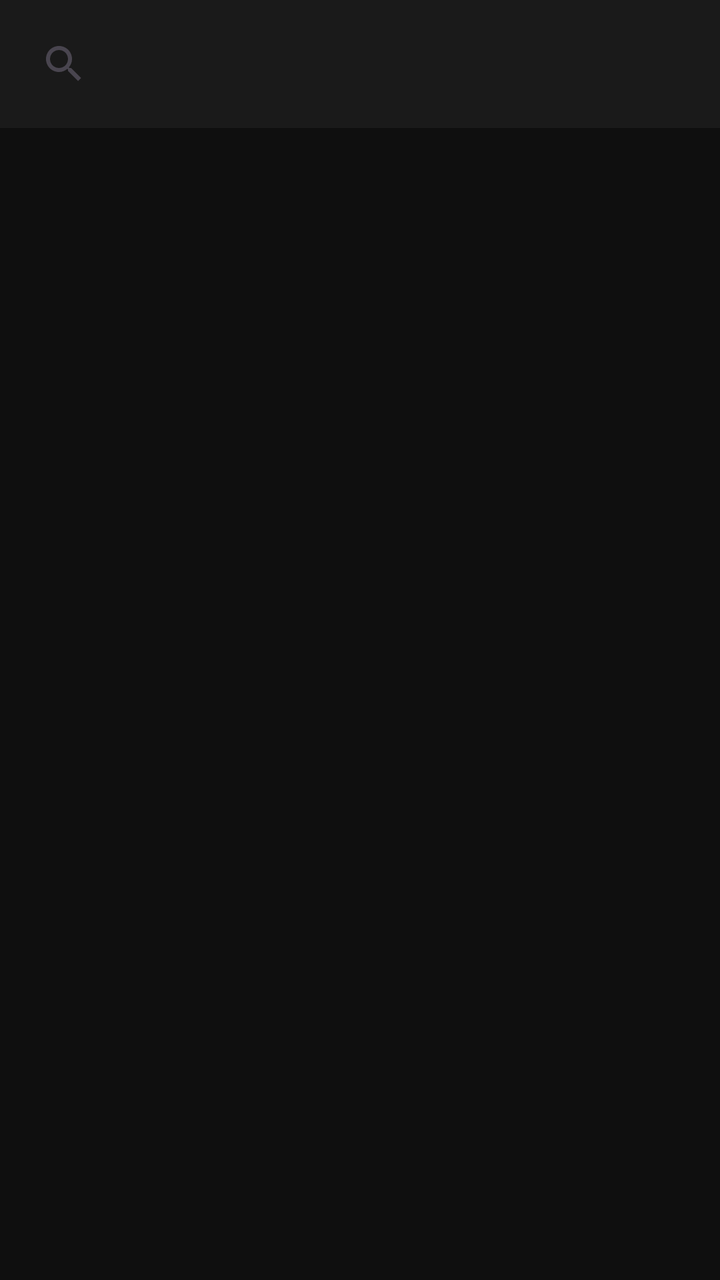
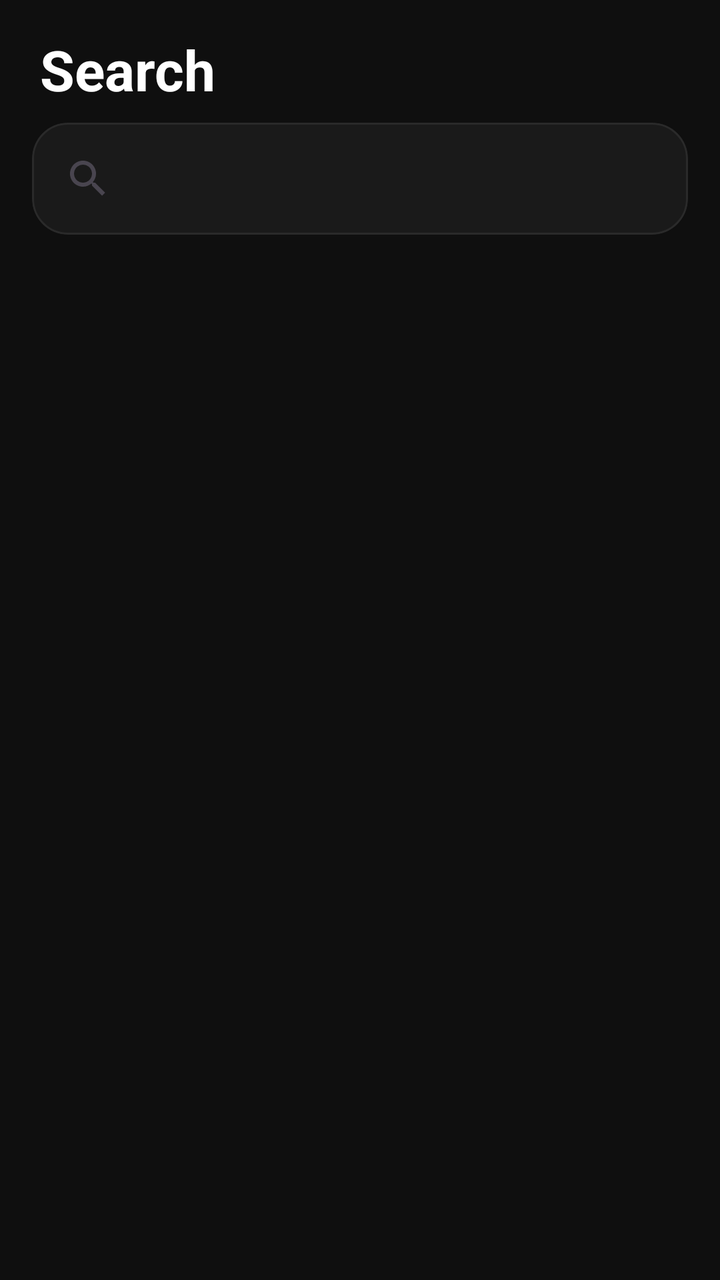

An Android layout rendered at two revisions. The XML below is the earlier revision; the diff shows what the commit changed to produce the second picture.
<!-- AndroidManifest.xml: application theme Theme.MovieTogether -->
<!-- res/layout/fragment_search.xml -->
<?xml version="1.0" encoding="utf-8"?>
<LinearLayout xmlns:android="http://schemas.android.com/apk/res/android"
    android:layout_width="match_parent"
    android:layout_height="match_parent"
    android:orientation="vertical"
    android:background="@color/background_dark">

    <androidx.appcompat.widget.SearchView
        android:id="@+id/searchView"
        android:layout_width="match_parent"
        android:layout_height="wrap_content"
        android:queryHint="@string/search_hint"
        android:iconifiedByDefault="false"
        android:background="@color/surface_dark"
        android:padding="8dp"
        android:theme="@style/ThemeOverlay.MovieTogether.SearchView"/>

    <FrameLayout
        android:layout_width="match_parent"
        android:layout_height="0dp"
        android:layout_weight="1">

        <androidx.recyclerview.widget.RecyclerView
            android:id="@+id/rvResults"
            android:layout_width="match_parent"
            android:layout_height="match_parent"
            android:padding="8dp"
            android:clipToPadding="false" />

        <TextView
            android:id="@+id/tvEmpty"
            android:layout_width="wrap_content"
            android:layout_height="wrap_content"
            android:layout_gravity="center"
            android:text="@string/search_empty"
            android:textColor="@color/text_secondary"
            android:visibility="gone" />

        <ProgressBar
            android:id="@+id/progressBar"
            android:layout_width="wrap_content"
            android:layout_height="wrap_content"
            android:layout_gravity="center"
            android:visibility="gone" />
    </FrameLayout>
</LinearLayout>
<!-- resources referenced by this layout -->
<resources>
  <color name="background_dark">#FF0F0F0F</color>
  <color name="surface_dark">#FF1A1A1A</color>
  <color name="text_secondary">#FFB3B3B3</color>
  <string name="search_empty">Nothing found</string>
  <string name="search_hint">Search movies…</string>
  <style name="ThemeOverlay.MovieTogether.SearchView" parent="Widget.AppCompat.SearchView">
          <item name="android:editTextColor">@color/text_primary</item>
          <item name="android:textColorHint">@color/text_secondary</item>
      </style>
  <style name="Theme.MovieTogether" parent="Base.Theme.MovieTogether" />
  <color name="text_primary">#FFFFFFFF</color>
  <style name="Base.Theme.MovieTogether" parent="Theme.Material3.DayNight.NoActionBar">
          
          
      </style>
</resources>

<!-- the commit's change to res/layout/fragment_search.xml (unified diff, before → after) -->
@@ -1,19 +1,45 @@
 <?xml version="1.0" encoding="utf-8"?>
 <LinearLayout xmlns:android="http://schemas.android.com/apk/res/android"
+    xmlns:app="http://schemas.android.com/apk/res-auto"
     android:layout_width="match_parent"
     android:layout_height="match_parent"
     android:orientation="vertical"
-    android:background="@color/background_dark">
+    android:background="@color/background_dark"
+    android:fitsSystemWindows="true">
 
-    <androidx.appcompat.widget.SearchView
-        android:id="@+id/searchView"
+    <TextView
         android:layout_width="match_parent"
         android:layout_height="wrap_content"
-        android:queryHint="@string/search_hint"
-        android:iconifiedByDefault="false"
-        android:background="@color/surface_dark"
-        android:padding="8dp"
-        android:theme="@style/ThemeOverlay.MovieTogether.SearchView"/>
+        android:paddingStart="20dp"
+        android:paddingEnd="20dp"
+        android:paddingTop="16dp"
+        android:paddingBottom="8dp"
+        android:text="@string/nav_search"
+        android:textColor="@color/text_primary"
+        android:textSize="28sp"
+        android:textStyle="bold" />
+
+    <com.google.android.material.card.MaterialCardView
+        android:layout_width="match_parent"
+        android:layout_height="wrap_content"
+        android:layout_marginStart="16dp"
+        android:layout_marginEnd="16dp"
+        android:layout_marginBottom="8dp"
+        app:cardBackgroundColor="@color/surface_dark"
+        app:cardCornerRadius="18dp"
+        app:cardElevation="0dp"
+        app:strokeWidth="1dp"
+        app:strokeColor="#2A2A2A">
+
+        <androidx.appcompat.widget.SearchView
+            android:id="@+id/searchView"
+            android:layout_width="match_parent"
+            android:layout_height="wrap_content"
+            android:queryHint="@string/search_hint"
+            android:iconifiedByDefault="false"
+            android:padding="4dp"
+            android:theme="@style/ThemeOverlay.MovieTogether.SearchView" />
+    </com.google.android.material.card.MaterialCardView>
 
     <FrameLayout
         android:layout_width="match_parent"
@@ -27,20 +53,30 @@
             android:padding="8dp"
             android:clipToPadding="false" />
 
-        <TextView
-            android:id="@+id/tvEmpty"
+        <LinearLayout
+            android:id="@+id/emptyContainer"
             android:layout_width="wrap_content"
             android:layout_height="wrap_content"
             android:layout_gravity="center"
-            android:text="@string/search_empty"
-            android:textColor="@color/text_secondary"
-            android:visibility="gone" />
+            android:orientation="vertical"
+            android:gravity="center"
+            android:visibility="gone">
+
+            <TextView
+                android:id="@+id/tvEmpty"
+                android:layout_width="wrap_content"
+                android:layout_height="wrap_content"
+                android:text="@string/search_empty"
+                android:textColor="@color/text_secondary"
+                android:textSize="16sp" />
+        </LinearLayout>
 
         <ProgressBar
             android:id="@+id/progressBar"
             android:layout_width="wrap_content"
             android:layout_height="wrap_content"
             android:layout_gravity="center"
+            android:indeterminateTint="@color/accent"
             android:visibility="gone" />
     </FrameLayout>
 </LinearLayout>
<!-- resource entries referenced after the edit -->
@@ -1,8 +1,10 @@
 <!-- resources referenced by this layout -->
 <resources>
+  <color name="accent">#FFFFC107</color>
   <color name="background_dark">#FF0F0F0F</color>
   <color name="surface_dark">#FF1A1A1A</color>
   <color name="text_secondary">#FFB3B3B3</color>
+  <string name="nav_search">Search</string>
   <string name="search_empty">Nothing found</string>
   <string name="search_hint">Search movies…</string>
   <style name="ThemeOverlay.MovieTogether.SearchView" parent="Widget.AppCompat.SearchView">
